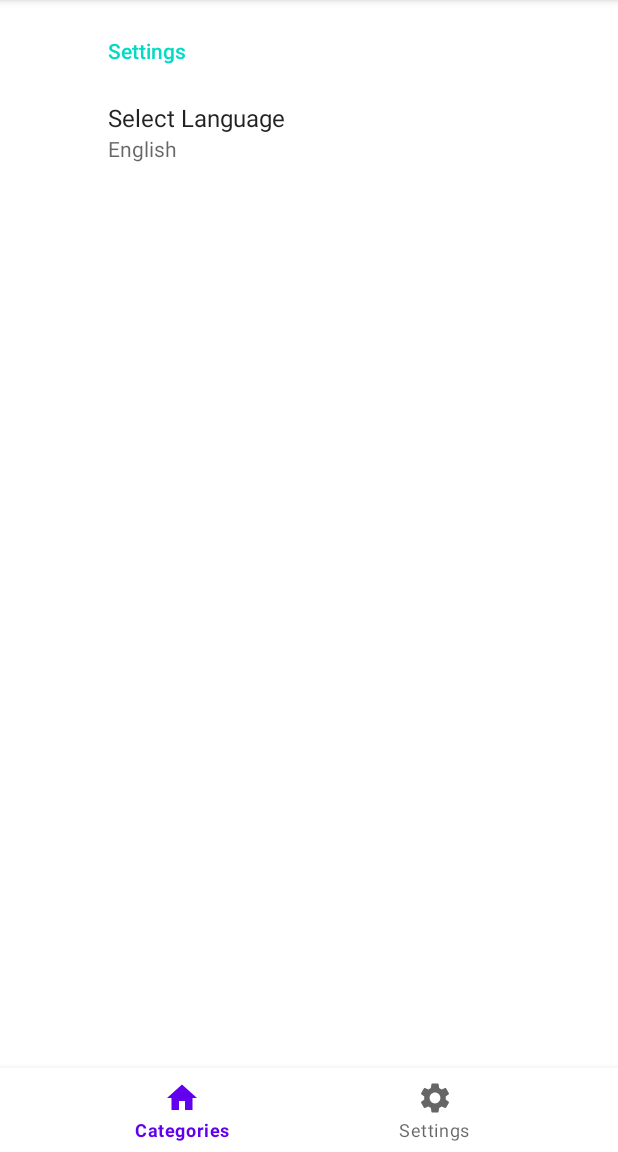
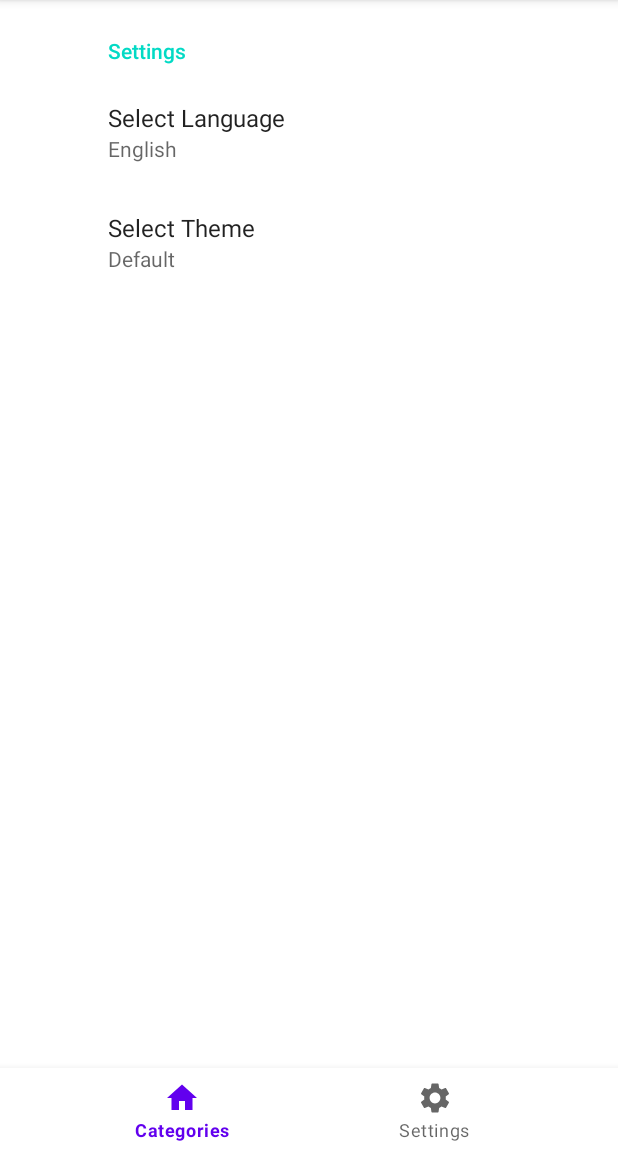
Before and after one commit to dchugunoff/PhoneWalls, an Android app: the SettingsFragment screen opened through its navigation route, on a phone screen of 412 x 824 dp, the part 84-1236 px from its top. Run offline under Robolectric (Android 15) with nearby library versions, the phone set to English and light mode, and no system bars; our stand-ins replace androidx.preference; network calls fail; Roboto replaces fonts that are not available here.

Commit message:
created setting for switch theme

```diff
--- a/app/src/main/java/com/chugunov/phonewalls/presentation/MainActivity.kt
+++ b/app/src/main/java/com/chugunov/phonewalls/presentation/MainActivity.kt
@@ -2,10 +2,9 @@ package com.chugunov.phonewalls.presentation
 
 import android.content.SharedPreferences
 import android.content.res.Configuration
-import android.content.res.Resources
 import android.os.Bundle
-import android.util.Log
 import androidx.appcompat.app.AppCompatActivity
+import androidx.appcompat.app.AppCompatDelegate
 import androidx.navigation.fragment.NavHostFragment
 import androidx.preference.PreferenceManager
 import com.chugunov.phonewalls.R
@@ -21,18 +20,14 @@ class MainActivity : AppCompatActivity() {
 
     override fun onCreate(savedInstanceState: Bundle?) {
         val sharedPreferences = PreferenceManager.getDefaultSharedPreferences(this)
-        val language = sharedPreferences.getString("language", "")
+        val language = sharedPreferences.getString(LANGUAGE_KEY, "")
+        val theme = sharedPreferences.getString(THEME_KEY, "")
         setLocale(language)
+        setTheme(theme)
         super.onCreate(savedInstanceState)
         binding = ActivityMainBinding.inflate(layoutInflater)
         setContentView(binding.root)
-
-
         bottomNavView = binding.bottomNavView
-
-        Log.d("Prefer", "${sharedPreferences.getString("language", "")}")
-        Log.d("Prefer", "${sharedPreferences.contains("language")}")
-        Log.d("Prefer", "${language}")
         val navHostFragment =
             supportFragmentManager.findFragmentById(R.id.nav_host_fragment_container) as NavHostFragment
         val navController = navHostFragment.navController
@@ -69,8 +64,9 @@ class MainActivity : AppCompatActivity() {
 
     override fun onConfigurationChanged(newConfig: Configuration) {
         super.onConfigurationChanged(newConfig)
-        val sharedPreferences: SharedPreferences = PreferenceManager.getDefaultSharedPreferences(this)
-        val language = sharedPreferences.getString(getString(R.string.language_key), "")
+        val sharedPreferences: SharedPreferences =
+            PreferenceManager.getDefaultSharedPreferences(this)
+        val language = sharedPreferences.getString(LANGUAGE_KEY, "")
         setLocale(language)
         recreate()
     }
@@ -86,7 +82,25 @@ class MainActivity : AppCompatActivity() {
 
             createConfigurationContext(configuration)
             resources.updateConfiguration(configuration, resources.displayMetrics)
-            Log.d("Prefer", "1")
         }
     }
+
+    private fun setTheme(theme: String?) {
+        when(theme) {
+            "light" -> {
+                AppCompatDelegate.setDefaultNightMode(AppCompatDelegate.MODE_NIGHT_NO)
+            }
+            "dark" -> {
+                AppCompatDelegate.setDefaultNightMode(AppCompatDelegate.MODE_NIGHT_YES)
+            }
+            "default" -> {
+                AppCompatDelegate.setDefaultNightMode(AppCompatDelegate.MODE_NIGHT_FOLLOW_SYSTEM)
+            }
+        }
+    }
+
+    companion object {
+        const val LANGUAGE_KEY = "language"
+        const val THEME_KEY = "theme"
+    }
 }
--- a/app/src/main/java/com/chugunov/phonewalls/presentation/SettingsFragment.kt
+++ b/app/src/main/java/com/chugunov/phonewalls/presentation/SettingsFragment.kt
@@ -2,66 +2,90 @@ package com.chugunov.phonewalls.presentation
 
 import android.content.SharedPreferences
 import android.os.Bundle
+import androidx.appcompat.app.AppCompatDelegate
 import androidx.preference.ListPreference
 import androidx.preference.Preference
 import androidx.preference.PreferenceFragmentCompat
 import androidx.preference.PreferenceManager
 import com.chugunov.phonewalls.R
+import com.chugunov.phonewalls.presentation.MainActivity.Companion.LANGUAGE_KEY
+import com.chugunov.phonewalls.presentation.MainActivity.Companion.THEME_KEY
 import java.util.*
 
-class SettingsFragment : PreferenceFragmentCompat(), SharedPreferences.OnSharedPreferenceChangeListener {
+class SettingsFragment : PreferenceFragmentCompat(),
+    SharedPreferences.OnSharedPreferenceChangeListener {
 
     private lateinit var languagePreference: ListPreference
     private lateinit var sharedPreferences: SharedPreferences
+
+    private lateinit var themePreference: ListPreference
 
     override fun onCreatePreferences(savedInstanceState: Bundle?, rootKey: String?) {
         setPreferencesFromResource(R.xml.preferences, rootKey)
 
         sharedPreferences = PreferenceManager.getDefaultSharedPreferences(requireContext())
-        languagePreference = findPreference(getString(R.string.language_key))!!
+        languagePreference = findPreference(LANGUAGE_KEY)!!
+        themePreference = findPreference(THEME_KEY)!!
         languagePreference.summary = getLanguageSummary(languagePreference.value)
+        themePreference.summary = getThemeSummary(themePreference.value)
 
-        languagePreference.onPreferenceChangeListener = Preference.OnPreferenceChangeListener { _, newValue ->
-            setLocale(newValue as String)
-            languagePreference.summary = getLanguageSummary(newValue)
-            true
-        }
+
+        languagePreference.onPreferenceChangeListener =
+            Preference.OnPreferenceChangeListener { _, newValue ->
+                setLocale(newValue as String)
+                languagePreference.summary = getLanguageSummary(newValue)
+                true
+            }
+
+        themePreference.onPreferenceChangeListener =
+            Preference.OnPreferenceChangeListener { _, newValue ->
+                setTheme(newValue as String)
+                themePreference.summary = getThemeSummary(newValue)
+                true
+            }
     }
 
-    override fun onResume() {
-        super.onResume()
-        preferenceScreen.sharedPreferences?.registerOnSharedPreferenceChangeListener(this)
-    }
-
-    override fun onPause() {
-        super.onPause()
-        preferenceScreen.sharedPreferences?.unregisterOnSharedPreferenceChangeListener(this)
-    }
 
     override fun onSharedPreferenceChanged(sharedPreferences: SharedPreferences, key: String) {
-        if (key == getString(R.string.language_key)) {
+        if (key == LANGUAGE_KEY) {
             val language = sharedPreferences.getString(key, "")
             setLocale(language)
             languagePreference.summary = getLanguageSummary(language)
         }
     }
 
-    private fun setLocale(language: String?) {
-        if (!language.isNullOrEmpty()) {
-            val locale = Locale(language)
+    private fun setLocale(LANGUAGE_KEY: String?) {
+        if (!LANGUAGE_KEY.isNullOrEmpty()) {
+            val locale = Locale(LANGUAGE_KEY)
             Locale.setDefault(locale)
 
             val configuration = resources.configuration
             configuration.setLocale(locale)
 
             val editor = PreferenceManager.getDefaultSharedPreferences(requireContext()).edit()
-            editor.putString(getString(R.string.language_key), language)
+            editor.putString(LANGUAGE_KEY, "")
             editor.apply()
 
-            val context = requireContext().createConfigurationContext(configuration)
             requireActivity().apply {
-                baseContext.resources.updateConfiguration(configuration, baseContext.resources.displayMetrics)
+                baseContext.resources.updateConfiguration(
+                    configuration,
+                    baseContext.resources.displayMetrics
+                )
                 recreate()
+            }
+        }
+    }
+
+    private fun setTheme(theme: String?) {
+        when(theme) {
+            "light" -> {
+                AppCompatDelegate.setDefaultNightMode(AppCompatDelegate.MODE_NIGHT_NO)
+            }
+            "dark" -> {
+                AppCompatDelegate.setDefaultNightMode(AppCompatDelegate.MODE_NIGHT_YES)
+            }
+            "default" -> {
+                AppCompatDelegate.setDefaultNightMode(AppCompatDelegate.MODE_NIGHT_FOLLOW_SYSTEM)
             }
         }
     }
@@ -73,4 +97,13 @@ class SettingsFragment : PreferenceFragmentCompat(), SharedPreferences.OnSharedP
             else -> null
         }
     }
+
+    private fun getThemeSummary(theme: String?): CharSequence? {
+        return when (theme) {
+            "light" -> getString(R.string.theme_light)
+            "dark" -> getString(R.string.theme_dark)
+            "default" -> getString(R.string.theme_default)
+            else -> null
+        }
+    }
 }
--- a/app/src/main/res/values/arrays.xml
+++ b/app/src/main/res/values/arrays.xml
@@ -9,4 +9,16 @@
         <item>en</item>
         <item>ru</item>
     </string-array>
+
+
+    <string-array name="theme_entries">
+        <item>@string/theme_light</item>
+        <item>@string/theme_dark</item>
+        <item>@string/theme_default</item>
+    </string-array>
+    <string-array name="theme_values">
+        <item>light</item>
+        <item>dark</item>
+        <item>default</item>
+    </string-array>
 </resources>
--- a/app/src/main/res/values/strings.xml
+++ b/app/src/main/res/values/strings.xml
@@ -10,6 +10,10 @@
     <string name="categories">Categories</string>
     <string name="language_english">English</string>
     <string name="language_russian">Russian</string>
-    <string name="language_key">language</string>
     <string name="select_language">Select Language</string>
+    <string name="theme_settings">Theme Settings</string>
+    <string name="select_theme">Select Theme</string>
+    <string name="theme_light">Light</string>
+    <string name="theme_dark">Dark</string>
+    <string name="theme_default">Default</string>
 </resources>
--- a/app/src/main/res/xml/preferences.xml
+++ b/app/src/main/res/xml/preferences.xml
@@ -12,6 +12,17 @@
             android:dialogTitle="@string/select_language"
             android:summary="%s"
             />
+
+        <ListPreference
+            android:key="theme"
+            android:title="@string/select_theme"
+            android:defaultValue="default"
+            android:entries="@array/theme_entries"
+            android:entryValues="@array/theme_values"
+            android:dialogTitle="@string/select_theme"
+            android:summary="%s"
+            />
+
     </PreferenceCategory>
 
 </PreferenceScreen>
```
Also changed, not shown: 1 other file.
